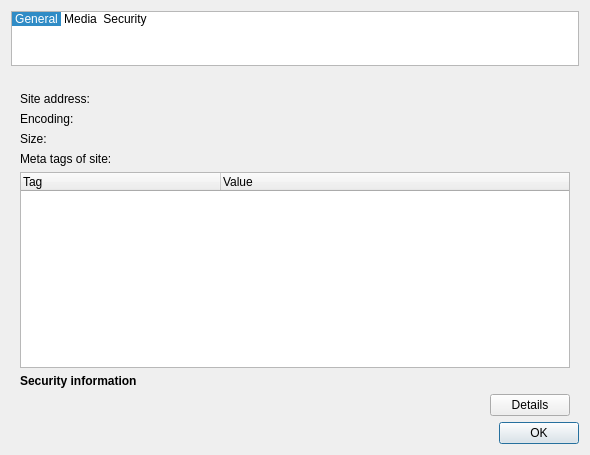
The window that src/webview/siteinfo.ui (QupZilla/qupzilla) describes before a commit, drawn with Qt 5.
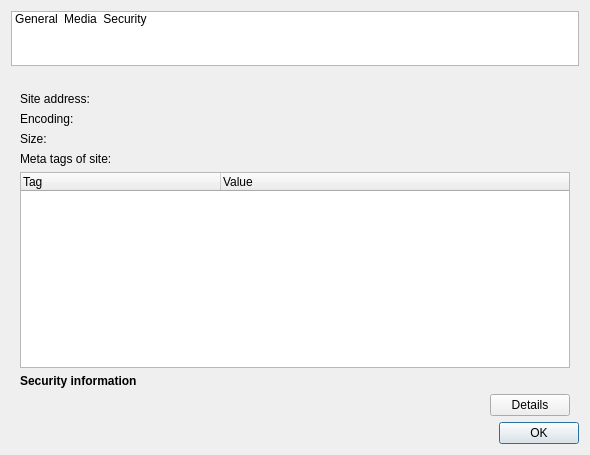
The same window after the commit. Icons and pictures are not drawn. Custom widgets are drawn as their Qt base class.

```diff
--- a/src/webview/siteinfo.ui
+++ b/src/webview/siteinfo.ui
@@ -76,7 +76,7 @@
       <bool>false</bool>
      </property>
      <property name="currentRow">
-      <number>0</number>
+      <number>-1</number>
      </property>
      <item>
       <property name="text">
```
Left out of the diff: 16 changed lines with no effect on the pictures.
